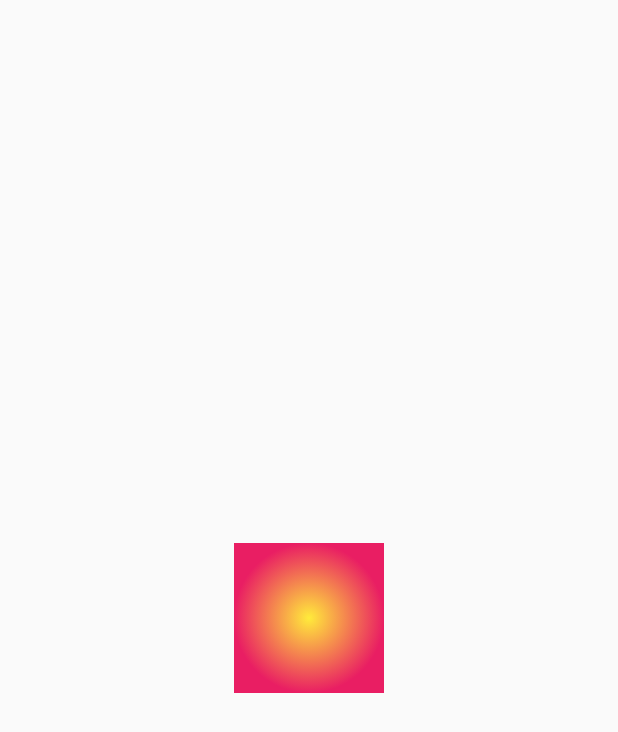
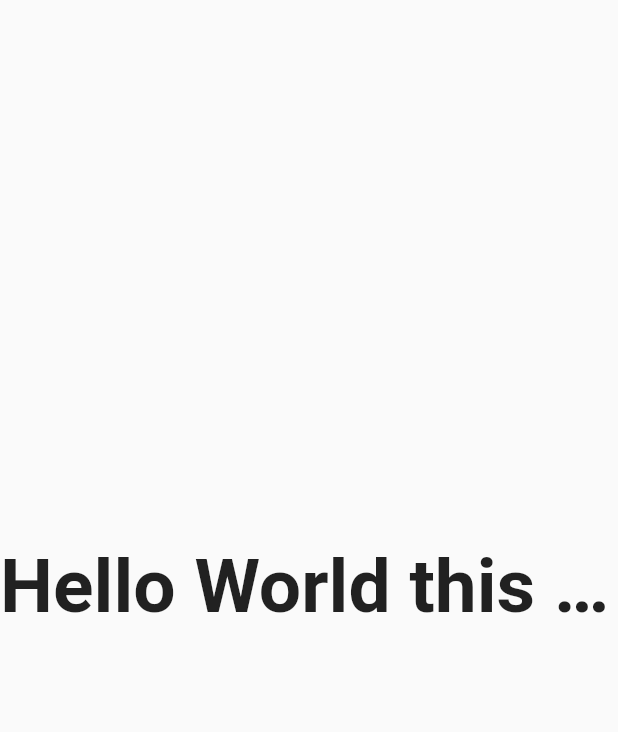
Before and after one commit to fidoogle/test-flutter-web, a Flutter app: the screen it shows after launch, on a phone screen of 412 x 824 dp. Shown: the top 732 px of the screen. Run offline on Flutter 3.47's test engine with Material 2 defaults, Android fonts, the light colour scheme and no system bars.

Commit message:
L11: overflow text with ellipsis

```diff
--- a/lib/main.dart
+++ b/lib/main.dart
@@ -10,21 +10,23 @@ class MyApp extends StatelessWidget {
     return MaterialApp(
       home: Scaffold(
         body: Center(
-          child: Container(
-            alignment: Alignment.center,
-            decoration: BoxDecoration(
-              color: Colors.blue,
-              // border: Border.all(width: 5, color: Colors.red),
-              // boxShadow: [
-              //   BoxShadow(offset: Offset(40, 40), color: Colors.pink),
-              //   BoxShadow(offset: Offset(20, 20), color: Colors.yellow),
-              // ],
-              gradient: RadialGradient(colors: [Colors.yellow, Colors.pink])
-            ),
-
-            width: 100,
-            height: 100,
-          )
+          child: Row(
+            children: <Widget>[
+              Expanded(
+                child: Container(
+                  height: 100,
+                  child: Text(
+                    'Hello World this is too long',
+                    overflow: TextOverflow.ellipsis,
+                    style: TextStyle(
+                      fontSize: 50,
+                      fontWeight: FontWeight.bold,
+                    ),
+                  ),
+                ),
+              ),
+            ],
+          ),
         ),
       ),
     );
```
